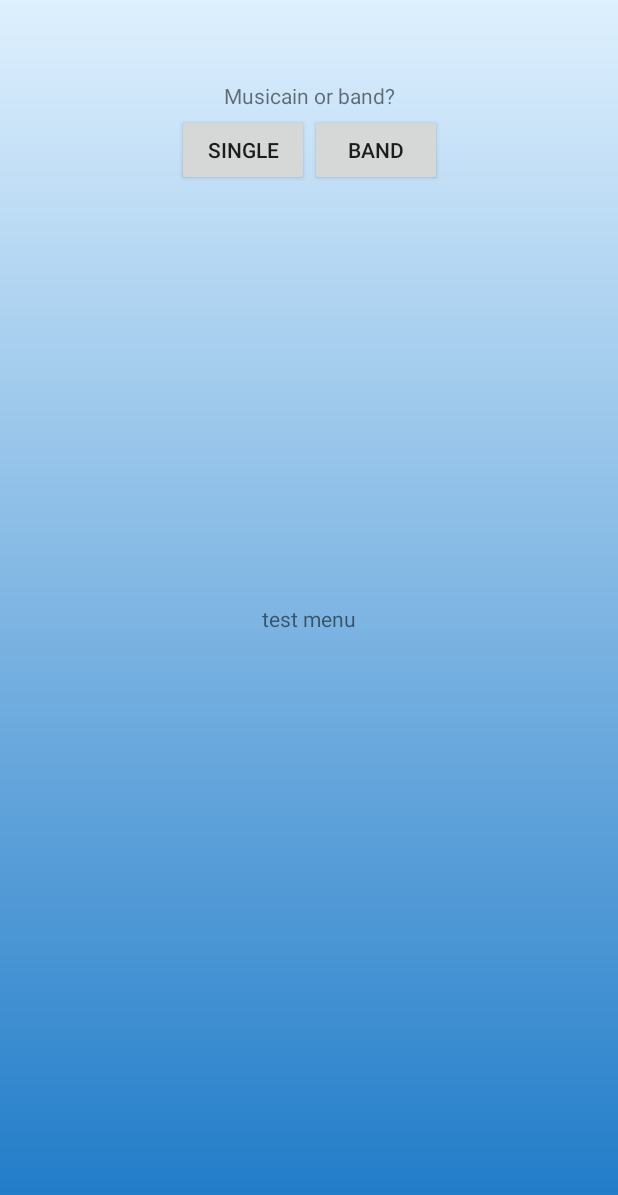
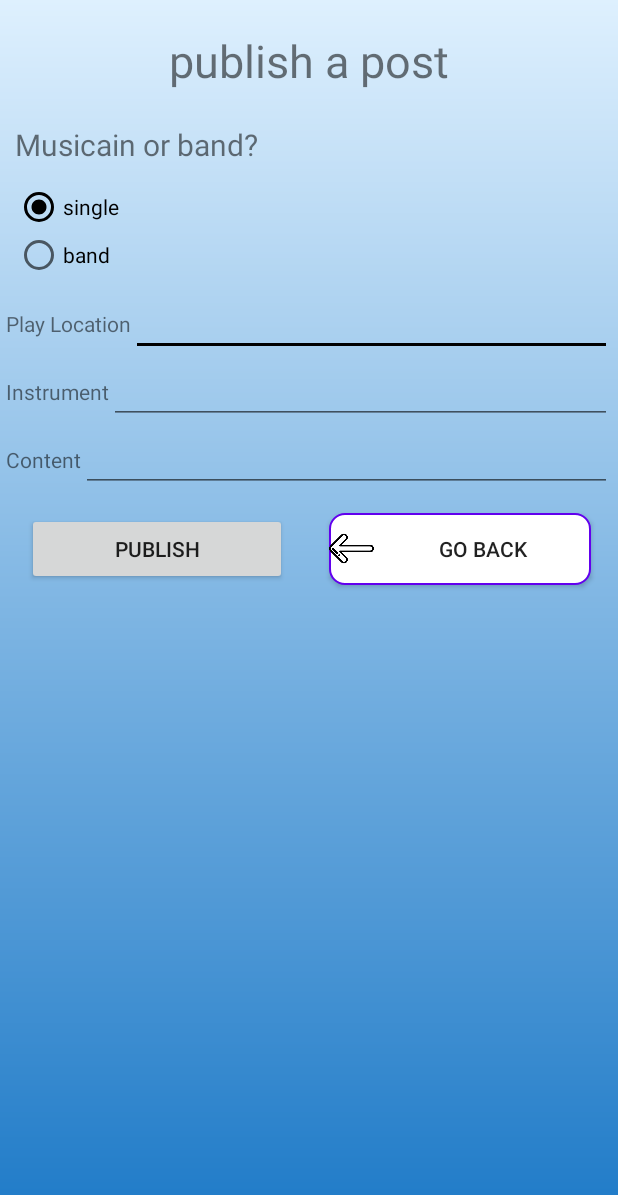
Before and after one commit to LidorPrototype/MusicianFinder, an Android app: the PublishYourselfActivity screen opened directly, with no data from a screen before it, on a phone screen of 412 x 824 dp. Shown: the top 1195 px of the screen. Run offline under Robolectric (Android 15) with nearby library versions, the phone set to English and light mode, and no system bars.

Commit message:
post - added if it is a band or single PublishYourself - new you can post yourself

```diff
--- a/app/src/main/AndroidManifest.xml
+++ b/app/src/main/AndroidManifest.xml
@@ -19,7 +19,7 @@
         <activity android:name=".Publish_Band" />
         <activity android:name=".Register" />
         <activity android:name=".Login" />
-        <activity android:name=".PublishYourselfActivity" />
+        <activity android:name=".Posts.PublishYourselfActivity" />
         <activity android:name=".BandSearchScreenActivity" />
         <activity android:name=".PrivateAreaActivity" />
         <activity android:name=".MenuActivity" />
--- a/app/src/main/java/com/LYEO/musicianfinder/FireBase.java
+++ b/app/src/main/java/com/LYEO/musicianfinder/FireBase.java
@@ -28,7 +28,7 @@ public class FireBase {
     sql sql1;
 
 
-    public  void sendPostToFb(Post p){
+    public void sendPostToFb(Post p){
         DatabaseReference myRef1= database.getReference("posts").child("post");
         //to update your post from before
         myRef1.child(Login.userName).setValue(p);
--- a/app/src/main/java/com/LYEO/musicianfinder/MenuActivity.java
+++ b/app/src/main/java/com/LYEO/musicianfinder/MenuActivity.java
@@ -11,6 +11,7 @@ import androidx.appcompat.app.AppCompatActivity;
 
 import com.LYEO.musicianfinder.Chat.Rooms;
 import com.LYEO.musicianfinder.Posts.DisplayPosts;
+import com.LYEO.musicianfinder.Posts.PublishYourselfActivity;
 
 public class MenuActivity extends AppCompatActivity {
 
@@ -99,7 +100,7 @@ public class MenuActivity extends AppCompatActivity {
     }
 
     public void openPublishYouself(){
-    intent = new Intent(this,PublishYourselfActivity.class);
+    intent = new Intent(this, PublishYourselfActivity.class);
     startActivity(intent);
     }
 
--- a/app/src/main/java/com/LYEO/musicianfinder/Posts/Post.java
+++ b/app/src/main/java/com/LYEO/musicianfinder/Posts/Post.java
@@ -7,12 +7,34 @@ public class Post {
     private String content;
     private String location;
     private String instrument;
+    private boolean itIsABand ;
 
+
+    //empty constructor
     public Post(){
         userName = "yakov";
         content = "test bla bla";
         location = "jerusalem";
         instrument = "bass";
+        itIsABand = false;
+    }
+
+    public Post(String userName, String content, String location, String instrument, boolean itIsABand) {
+        this.userName = userName;
+        this.content = content;
+        this.location = location;
+        this.instrument = instrument;
+        this.itIsABand = itIsABand;
+    }
+
+
+    //get replaced the is
+    public boolean getItIsABand() {
+        return itIsABand;
+    }
+
+    public void setItIsABand(boolean itIsABand) {
+        this.itIsABand = itIsABand;
     }
 
     public String getUserName() {
--- /dev/null
+++ b/app/src/main/java/com/LYEO/musicianfinder/Posts/PublishYourselfActivity.java
@@ -0,0 +1,66 @@
+package com.LYEO.musicianfinder.Posts;
+
+import android.content.Intent;
+import android.os.Bundle;
+import android.util.Log;
+import android.util.Patterns;
+import android.view.View;
+import android.widget.Button;
+import android.widget.EditText;
+import android.widget.RadioButton;
+import android.widget.RadioGroup;
+import android.widget.Toast;
+
+import androidx.appcompat.app.AppCompatActivity;
+
+import com.LYEO.musicianfinder.FireBase;
+import com.LYEO.musicianfinder.Login;
+import com.LYEO.musicianfinder.MenuActivity;
+import com.LYEO.musicianfinder.Posts.Post;
+import com.LYEO.musicianfinder.R;
+
+public class PublishYourselfActivity extends AppCompatActivity{
+    RadioGroup radioGroup;
+    RadioButton rbBand, rbSingle;
+    EditText edPlayLocation, edInstrument, edContent;
+
+    @Override
+    protected void onCreate(Bundle savedInstanceState) {
+        super.onCreate(savedInstanceState);
+        setContentView(R.layout.activity_publish_yourself);
+
+        radioGroup =(RadioGroup)findViewById(R.id.radioGroup);
+        rbBand = (RadioButton) findViewById(R.id.band);
+        rbSingle = (RadioButton) findViewById(R.id.single);
+        edPlayLocation = (EditText)findViewById(R.id.edPlayLocation);
+        edInstrument = (EditText)findViewById(R.id.edInstrument);
+        edContent = (EditText)findViewById(R.id.edContent);
+
+    }
+
+
+
+    public  void mainClick (View v){
+        if (v.getId()== R.id.btnPublish){
+            try {
+                boolean itIsABand = rbBand.isChecked();
+                String playLocation = "", content = "", instrument = "";
+                playLocation = edPlayLocation.getText().toString();
+                content =  edContent.getText().toString();
+                instrument = edInstrument.getText().toString();
+                Post p1 = new Post(Login.userName, content, playLocation, instrument, itIsABand);
+                FireBase fb1 = new FireBase();
+                fb1.sendPostToFb(p1);
+                Toast.makeText(this,"post been published",Toast.LENGTH_LONG).show();
+            }catch (Exception e){
+                Log.d("yisrael", "PublishYourselfActivity " + e);
+            }
+        }else if (v.getId()== R.id.btnReturn){
+            Intent intent = new Intent(getApplicationContext(), MenuActivity.class);
+            startActivity(intent);
+            finish();
+        }
+    }
+
+
+}
--- a/app/src/main/java/com/LYEO/musicianfinder/PublishYourselfActivity.java
+++ /dev/null
@@ -1,63 +0,0 @@
-package com.LYEO.musicianfinder;
-
-import android.content.Intent;
-import android.os.Bundle;
-import android.util.Log;
-import android.view.View;
-import android.widget.Button;
-
-import androidx.appcompat.app.AppCompatActivity;
-
-import com.LYEO.musicianfinder.Posts.Post;
-
-public class PublishYourselfActivity extends AppCompatActivity{
-    private Button ToBand;
-    private Button ToMusician;
-    private Intent intent;
-    @Override
-    protected void onCreate(Bundle savedInstanceState) {
-        super.onCreate(savedInstanceState);
-        setContentView(R.layout.activity_publish_yourself);
-        ToBand=(Button) findViewById(R.id.band);
-        ToMusician=(Button) findViewById(R.id.single);
-
-        //send post to firebase
-//        Post p1;
-        try {
-        Post p1 = new Post();
-        FireBase fb1 = new FireBase();
-        fb1.sendPostToFb(p1);
-
-        }catch (Exception e){
-            Log.d("yisrael", "yaa " + e);
-
-        }
-//        Post p1 = new Post(Login.userName," content", "location", "instrument");
-
-
-        ToBand.setOnClickListener(new View.OnClickListener() {
-            @Override
-            public void onClick(View view) {
-                openBand();
-            }
-        });
-        ToMusician.setOnClickListener(new View.OnClickListener() {
-            @Override
-            public void onClick(View view) {
-                openMusician();
-            }
-        });
-}
-
-    public void openBand(){
-        intent=new Intent(this,Publish_Band.class);
-        startActivity(intent);
-        finish();
-    }
-    public void openMusician(){
-        intent=new Intent(this,Publish_Musician.class);
-        startActivity(intent);
-        finish();
-    }
-
-}
--- a/app/src/main/res/layout/activity_publish_yourself.xml
+++ b/app/src/main/res/layout/activity_publish_yourself.xml
@@ -1,57 +1,124 @@
 <?xml version="1.0" encoding="utf-8"?>
-<androidx.constraintlayout.widget.ConstraintLayout xmlns:android="http://schemas.android.com/apk/res/android"
+<LinearLayout xmlns:android="http://schemas.android.com/apk/res/android"
     xmlns:app="http://schemas.android.com/apk/res-auto"
     xmlns:tools="http://schemas.android.com/tools"
     android:layout_width="match_parent"
     android:layout_height="match_parent"
     android:background="@drawable/background_gradient"
-    tools:context=".PublishYourselfActivity">
+    tools:context=".Posts.PublishYourselfActivity"
+    android:orientation="vertical"
+    android:padding="4dp"
+    >
 
     <TextView
-        android:id="@+id/textForBandOrSingle"
-        android:layout_width="wrap_content"
+        android:layout_width="match_parent"
         android:layout_height="wrap_content"
-        android:text="Musicain or band?"
-        app:layout_constraintBottom_toBottomOf="parent"
-        app:layout_constraintEnd_toEndOf="parent"
-        app:layout_constraintStart_toStartOf="parent"
-        app:layout_constraintTop_toTopOf="parent"
-        app:layout_constraintVertical_bias="0.067" />
-
-    <Button
-        android:id="@+id/single"
-        android:layout_width="wrap_content"
-        android:layout_height="wrap_content"
-        android:text="single"
-        app:layout_constraintBottom_toBottomOf="parent"
-        app:layout_constraintEnd_toEndOf="parent"
-        app:layout_constraintHorizontal_bias="0.365"
-        app:layout_constraintStart_toStartOf="parent"
-        app:layout_constraintTop_toTopOf="parent"
-        app:layout_constraintVertical_bias="0.098" />
-
-    <Button
-        android:id="@+id/band"
-        android:layout_width="wrap_content"
-        android:layout_height="wrap_content"
-        android:text="band"
-        app:layout_constraintBottom_toBottomOf="parent"
-        app:layout_constraintEnd_toEndOf="parent"
-        app:layout_constraintHorizontal_bias="0.637"
-        app:layout_constraintStart_toStartOf="parent"
-        app:layout_constraintTop_toTopOf="parent"
-        app:layout_constraintVertical_bias="0.098" />
-
-    <TextView
-        android:id="@+id/textView"
-        android:layout_width="wrap_content"
-        android:layout_height="wrap_content"
-        android:text="test menu"
-        app:layout_constraintBottom_toBottomOf="parent"
-        app:layout_constraintEnd_toEndOf="parent"
-        app:layout_constraintStart_toStartOf="parent"
-        app:layout_constraintTop_toTopOf="parent" />
+        android:text="@string/publish_a_post"
+        android:gravity="center"
+        android:textSize="30dp"
+        android:layout_margin="16dp"
+        />
 
 
 
-</androidx.constraintlayout.widget.ConstraintLayout>
+    <TextView
+        android:layout_width="wrap_content"
+        android:layout_height="wrap_content"
+        android:text="@string/musicain_or_band"
+        android:textSize="20dp"
+        android:layout_margin="6dp"
+        android:onClick="mainClick"
+        />
+
+
+   <RadioGroup
+       android:layout_margin="6dp"
+       android:layout_width="match_parent"
+       android:layout_height="wrap_content"
+        android:id="@+id/radioGroup"
+       >
+       <RadioButton
+           android:layout_width="match_parent"
+           android:layout_height="wrap_content"
+           android:text="@string/single"
+           android:id="@+id/single"
+           android:checked="true"
+           />
+       <RadioButton
+           android:layout_width="match_parent"
+           android:layout_height="wrap_content"
+           android:text="@string/band"
+           android:id="@+id/band"
+           />
+   </RadioGroup>
+    <LinearLayout
+        android:layout_width="match_parent"
+        android:layout_height="wrap_content">
+        <TextView
+            android:layout_width="wrap_content"
+            android:layout_height="wrap_content"
+            android:text="@string/play_location"/>
+        <EditText
+            android:layout_width="match_parent"
+            android:layout_height="wrap_content"
+            android:id="@+id/edPlayLocation"
+            />
+    </LinearLayout>
+
+    <LinearLayout
+        android:layout_width="match_parent"
+        android:layout_height="wrap_content">
+        <TextView
+            android:layout_width="wrap_content"
+            android:layout_height="wrap_content"
+            android:text="@string/instrument"/>
+        <EditText
+            android:layout_width="match_parent"
+            android:layout_height="wrap_content"
+            android:id="@+id/edInstrument"
+            />
+    </LinearLayout>
+    <LinearLayout
+        android:layout_width="match_parent"
+        android:layout_height="wrap_content">
+        <TextView
+            android:layout_width="wrap_content"
+            android:layout_height="wrap_content"
+            android:text="@string/content"/>
+        <EditText
+            android:layout_width="match_parent"
+            android:layout_height="wrap_content"
+            android:id="@+id/edContent"
+            />
+    </LinearLayout>
+    <LinearLayout
+        android:layout_width="match_parent"
+        android:layout_height="wrap_content"
+        android:orientation="horizontal">
+        <Button
+            android:layout_margin="14dp"
+            android:layout_width="wrap_content"
+            android:layout_height="wrap_content"
+            android:text="@string/publish"
+            android:layout_gravity="center"
+            android:id="@+id/btnPublish"
+            android:onClick="mainClick"
+            android:layout_weight="1"
+            />
+
+        <Button
+        android:layout_margin="14dp"
+        android:layout_width="wrap_content"
+        android:layout_height="wrap_content"
+        android:text="@string/Return"
+        android:layout_gravity="center"
+        android:id="@+id/btnReturn"
+        android:onClick="mainClick"
+        android:drawableStart="@drawable/back_arrow_icon_layer_list"
+        android:background="@drawable/button_custom_background"
+        android:layout_weight="1"
+        />
+
+    </LinearLayout>
+
+</LinearLayout>
--- a/app/src/main/res/values/strings.xml
+++ b/app/src/main/res/values/strings.xml
@@ -37,4 +37,12 @@
     <string name="data_saved">data been update</string>
     <string name="posts">Posts</string>
     <string name="re_choose_instruments">#Re-Choose All your instruments</string>
+    <string name="musicain_or_band">Musicain or band?</string>
+    <string name="publish_a_post">publish a post</string>
+    <string name="single">single</string>
+    <string name="band">band</string>
+    <string name="publish">publish</string>
+    <string name="content">Content</string>
+    <string name="instrument">Instrument</string>
+    <string name="play_location">Play Location</string>
 </resources>
```
Also changed, not shown: 1 other file.
